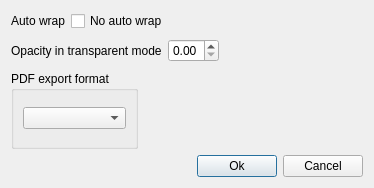
The window that settingsinfodialog.ui (bAbderraouf/Qt_Ratext) describes before a commit, drawn with Qt 5.
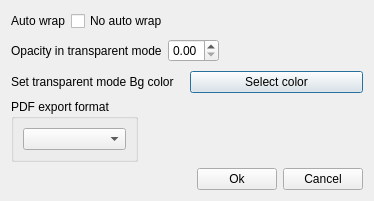
The same window after the commit.

What changed in the file:
```diff
--- a/settingsinfodialog.ui
+++ b/settingsinfodialog.ui
@@ -79,6 +79,24 @@
      </item>
     </layout>
    </item>
+   <item>
+    <layout class="QHBoxLayout" name="horizontalLayout_7">
+     <item>
+      <widget class="QLabel" name="setTransparentModeColorLabel">
+       <property name="text">
+        <string>Set transparent mode Bg color</string>
+       </property>
+      </widget>
+     </item>
+     <item>
+      <widget class="QPushButton" name="pushButton">
+       <property name="text">
+        <string>Select color</string>
+       </property>
+      </widget>
+     </item>
+    </layout>
+   </item>
    <item>
     <layout class="QHBoxLayout" name="horizontalLayout_6">
      <item>
```
